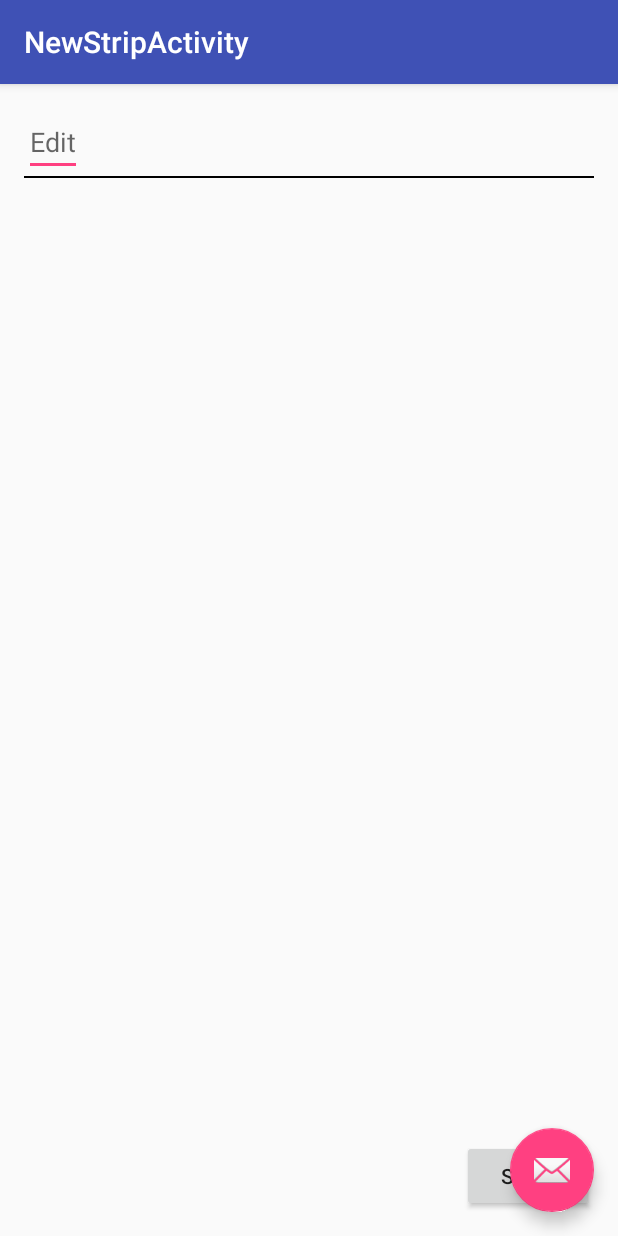
After one commit to grace-young/muse-cs147, an Android app: the NewStripActivity screen opened directly, with no data from a screen before it, on a phone screen of 412 x 824 dp. The commit adds this screen. Run offline under Robolectric (Android 15) with nearby library versions, the phone set to English and light mode, and no system bars.

Commit message:
added the NewStripActivity and created the Panel and Strip classes

```diff
--- a/app/build.gradle
+++ b/app/build.gradle
@@ -25,5 +25,6 @@ dependencies {
         exclude group: 'com.android.support', module: 'support-annotations'
     })
     compile 'com.android.support:appcompat-v7:23.4.0'
+    compile 'com.android.support:design:23.4.0'
     testCompile 'junit:junit:4.12'
 }
--- a/app/src/main/AndroidManifest.xml
+++ b/app/src/main/AndroidManifest.xml
@@ -15,6 +15,11 @@
                 <category android:name="android.intent.category.LAUNCHER" />
             </intent-filter>
         </activity>
+        <activity
+            android:name=".NewStripActivity"
+            android:label="@string/title_activity_new_strip"
+            android:parentActivityName="example.com.gracie.muse.MainActivity"
+            android:theme="@style/AppTheme.NoActionBar"></activity>
     </application>
 
 </manifest>
--- /dev/null
+++ b/app/src/main/java/example/com/gracie/muse/NewStripActivity.java
@@ -0,0 +1,22 @@
+package example.com.gracie.muse;
+
+import android.os.Bundle;
+import android.support.design.widget.FloatingActionButton;
+import android.support.design.widget.Snackbar;
+import android.support.v7.app.AppCompatActivity;
+import android.support.v7.widget.Toolbar;
+import android.view.View;
+
+public class NewStripActivity extends AppCompatActivity {
+
+    @Override
+    protected void onCreate(Bundle savedInstanceState) {
+        super.onCreate(savedInstanceState);
+        setContentView(R.layout.activity_new_strip);
+        Toolbar toolbar = (Toolbar) findViewById(R.id.toolbar);
+        setSupportActionBar(toolbar);
+
+
+    }
+
+}
--- /dev/null
+++ b/app/src/main/res/layout/activity_new_strip.xml
@@ -0,0 +1,34 @@
+<?xml version="1.0" encoding="utf-8"?>
+<android.support.design.widget.CoordinatorLayout xmlns:android="http://schemas.android.com/apk/res/android"
+    xmlns:app="http://schemas.android.com/apk/res-auto"
+    xmlns:tools="http://schemas.android.com/tools"
+    android:layout_width="match_parent"
+    android:layout_height="match_parent"
+    android:fitsSystemWindows="true"
+    tools:context="example.com.gracie.muse.NewStripActivity">
+
+    <android.support.design.widget.AppBarLayout
+        android:layout_width="match_parent"
+        android:layout_height="wrap_content"
+        android:theme="@style/AppTheme.AppBarOverlay">
+
+        <android.support.v7.widget.Toolbar
+            android:id="@+id/toolbar"
+            android:layout_width="match_parent"
+            android:layout_height="?attr/actionBarSize"
+            android:background="?attr/colorPrimary"
+            app:popupTheme="@style/AppTheme.PopupOverlay" />
+
+    </android.support.design.widget.AppBarLayout>
+
+    <include layout="@layout/content_new_strip" />
+
+    <android.support.design.widget.FloatingActionButton
+        android:id="@+id/fab"
+        android:layout_width="wrap_content"
+        android:layout_height="wrap_content"
+        android:layout_gravity="bottom|end"
+        android:layout_margin="@dimen/fab_margin"
+        app:srcCompat="@android:drawable/ic_dialog_email" />
+
+</android.support.design.widget.CoordinatorLayout>
--- /dev/null
+++ b/app/src/main/res/layout/content_new_strip.xml
@@ -0,0 +1,42 @@
+<?xml version="1.0" encoding="utf-8"?>
+<RelativeLayout xmlns:android="http://schemas.android.com/apk/res/android"
+    xmlns:app="http://schemas.android.com/apk/res-auto"
+    xmlns:tools="http://schemas.android.com/tools"
+    android:id="@+id/content_new_strip"
+    android:layout_width="match_parent"
+    android:layout_height="match_parent"
+    android:paddingBottom="@dimen/activity_vertical_margin"
+    android:paddingLeft="@dimen/activity_horizontal_margin"
+    android:paddingRight="@dimen/activity_horizontal_margin"
+    android:paddingTop="@dimen/activity_vertical_margin"
+    app:layout_behavior="@string/appbar_scrolling_view_behavior"
+    tools:context="example.com.gracie.muse.NewStripActivity"
+    tools:showIn="@layout/activity_new_strip">
+
+    <EditText android:id="@+id/edit_title"
+        android:layout_weight="1"
+        android:layout_width="wrap_content"
+        android:layout_height="wrap_content"
+        android:hint="@string/edit_title"
+        />
+    <View
+        android:layout_width="fill_parent"
+        android:layout_below="@+id/edit_title"
+        android:layout_height="1dp"
+        android:background="#000000"
+        />
+    <ImageView android:id="@+id/upload_image_panel"
+        android:layout_width="wrap_content"
+        android:layout_height="wrap_content"
+        />
+    <Button
+        android:id="@+id/button"
+        android:layout_width="wrap_content"
+        android:layout_height="wrap_content"
+        android:layout_alignParentBottom="true"
+        android:layout_alignParentRight="true"
+        android:text="@string/button_send"
+        />
+
+
+</RelativeLayout>
--- /dev/null
+++ b/app/src/main/res/values-v21/styles.xml
@@ -0,0 +1,9 @@
+<resources>
+
+    <style name="AppTheme.NoActionBar">
+        <item name="windowActionBar">false</item>
+        <item name="windowNoTitle">true</item>
+        <item name="android:windowDrawsSystemBarBackgrounds">true</item>
+        <item name="android:statusBarColor">@android:color/transparent</item>
+    </style>
+</resources>
--- a/app/src/main/res/values/dimens.xml
+++ b/app/src/main/res/values/dimens.xml
@@ -2,4 +2,5 @@
     <!-- Default screen margins, per the Android Design guidelines. -->
     <dimen name="activity_horizontal_margin">16dp</dimen>
     <dimen name="activity_vertical_margin">16dp</dimen>
+    <dimen name="fab_margin">16dp</dimen>
 </resources>
--- a/app/src/main/res/values/strings.xml
+++ b/app/src/main/res/values/strings.xml
@@ -1,3 +1,7 @@
 <resources>
     <string name="app_name">Muse</string>
+    <string name="title_activity_new_strip">NewStripActivity</string>
+    <string name="edit_title">Edit</string>
+    <string name="button_send">Send</string>
+    <string name="create_strip_button">Create New Strip</string>
 </resources>
--- a/app/src/main/res/values/styles.xml
+++ b/app/src/main/res/values/styles.xml
@@ -8,4 +8,13 @@
         <item name="colorAccent">@color/colorAccent</item>
     </style>
 
+    <style name="AppTheme.NoActionBar">
+        <item name="windowActionBar">false</item>
+        <item name="windowNoTitle">true</item>
+    </style>
+
+    <style name="AppTheme.AppBarOverlay" parent="ThemeOverlay.AppCompat.Dark.ActionBar" />
+
+    <style name="AppTheme.PopupOverlay" parent="ThemeOverlay.AppCompat.Light" />
+
 </resources>
```
Also changed, not shown: app/src/main/java/example/com/gracie/muse/MainActivity.java (+7 -0 lines), app/src/main/java/example/com/gracie/muse/Panel.java (added, +30 -0 lines), app/src/main/java/example/com/gracie/muse/Strip.java (added, +30 -0 lines), app/src/main/res/layout/activity_main.xml (+8 -5 lines).
